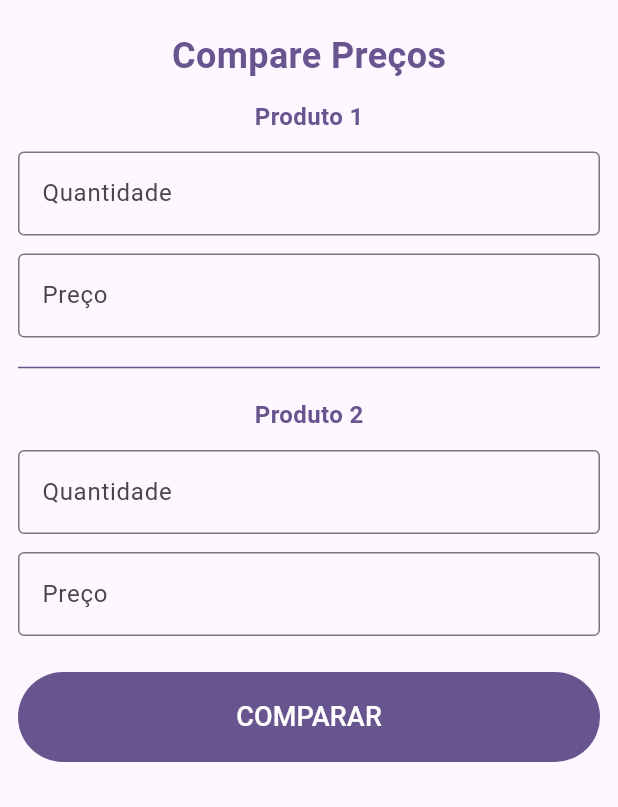
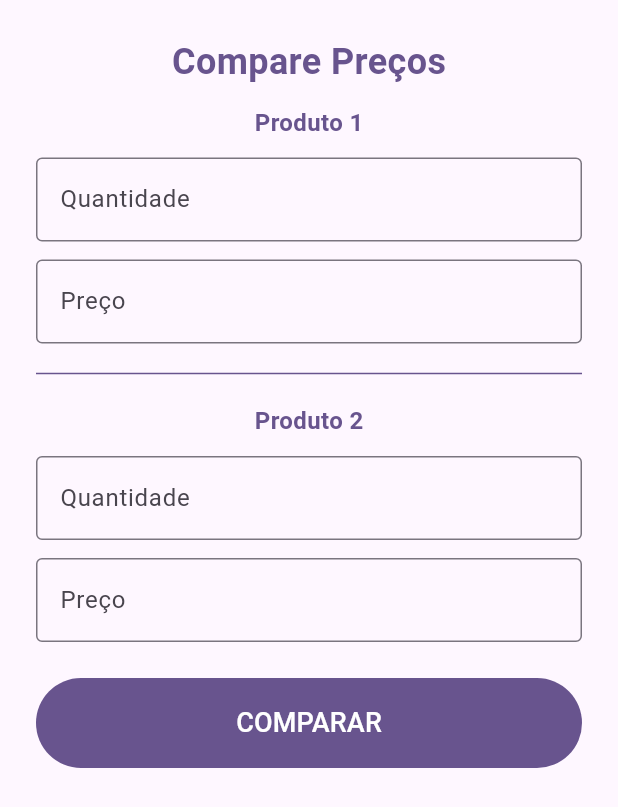
Before and after one commit to leandrorochaadm/compare_price, a Flutter app: the screen it shows after launch, on a phone screen of 412 x 824 dp. Shown: the top 807 px of the screen. Run offline on Flutter 3.47's test engine with Material 2 defaults, Android fonts, the phone set to English and light mode, and no system bars; our stand-ins replace equatable; missing offline and left inert: validatorless.

Commit message:
HomePage: margin

```diff
--- a/lib/pages/home_page.dart
+++ b/lib/pages/home_page.dart
@@ -27,7 +27,7 @@ class _HomePageState extends State<HomePage> {
     return Scaffold(
       body: SafeArea(
         child: Padding(
-          padding: const EdgeInsets.symmetric(horizontal: 12, vertical: 20),
+          padding: const EdgeInsets.symmetric(horizontal: 24, vertical: 24),
           child: Form(
             key: formKey,
             child: SingleChildScrollView(
```
